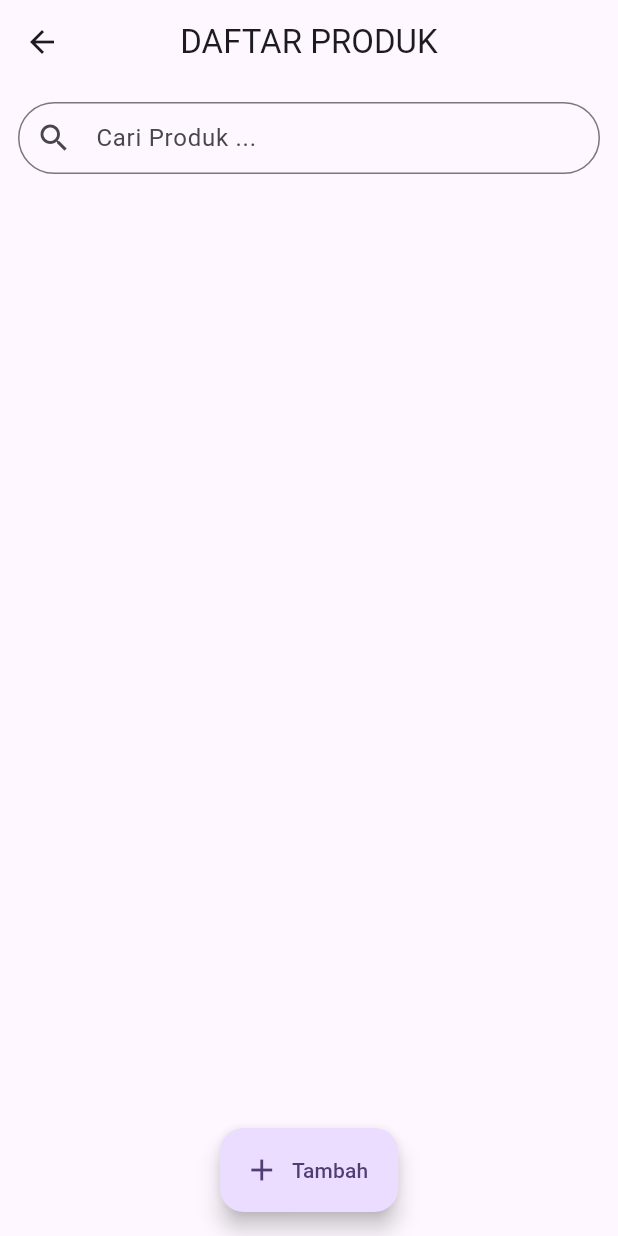
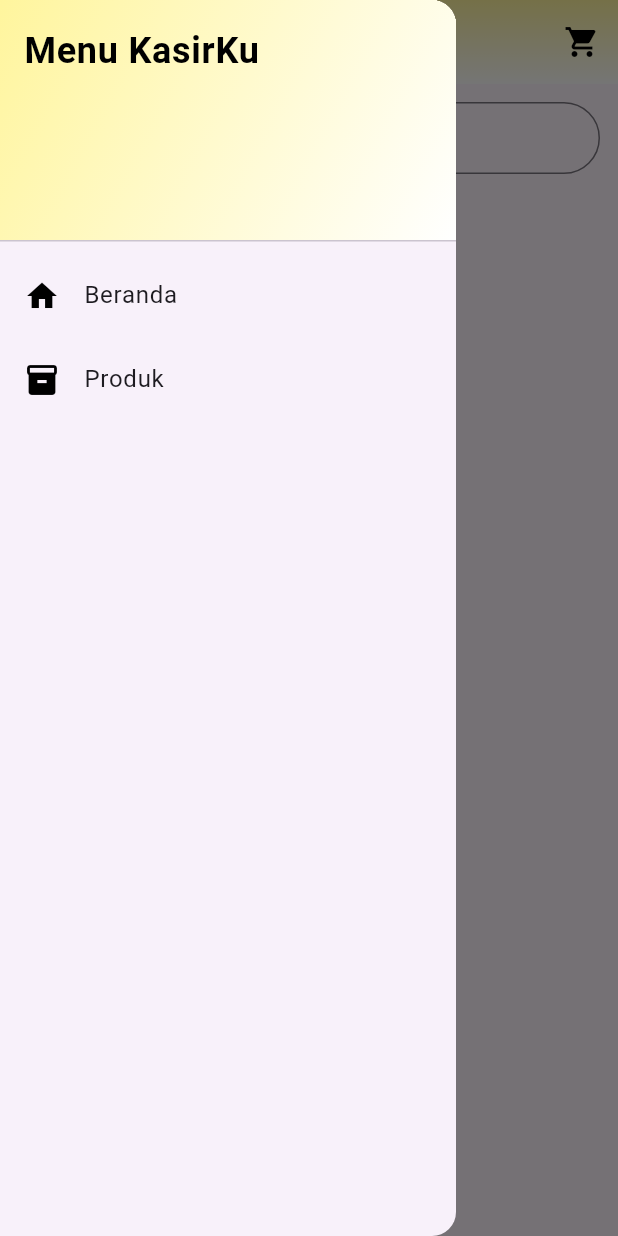
Before and after one commit to mail96/EasyKasir, a Flutter app: the ProductPage screen opened directly, with the side drawer open (before the commit the screen has no drawer), on a phone screen of 412 x 824 dp. Run offline on Flutter 3.47's test engine with Material 3 defaults, Android fonts, the phone set to English and light mode, and no system bars; our stand-ins replace image_picker.

Commit message:
merapihkan alur login, home_page, product_page. dan beberapa fungsi

```diff
--- a/easy_kasir/lib/login_page.dart
+++ b/easy_kasir/lib/login_page.dart
@@ -1,5 +1,5 @@
 import 'package:flutter/material.dart';
-import 'package:easy_kasir/management_product.dart';
+import 'package:easy_kasir/home_page.dart';
 
 void main() {
   runApp(MyApp());
@@ -50,7 +50,7 @@ class _LoginPageState extends State<LoginPage> {
       Future.delayed(Duration(seconds: 1), () {
         Navigator.pushReplacement(
           context,
-          MaterialPageRoute(builder: (context) => ProductPage()),
+          MaterialPageRoute(builder: (context) => HomePage()), //ProductPage()),
         );
       });
     } else {
--- a/easy_kasir/lib/main.dart
+++ b/easy_kasir/lib/main.dart
@@ -1,3 +1,4 @@
+import 'package:easy_kasir/home_page.dart';
 import 'package:easy_kasir/login_page.dart';
 import 'package:flutter/material.dart';
 
@@ -31,7 +32,7 @@ class MyApp extends StatelessWidget {
         // tested with just a hot reload.
         colorScheme: ColorScheme.fromSeed(seedColor: Colors.deepPurple),
       ),
-      home: const LoginPage(),
+      home: const HomePage(),
     );
   }
 }
--- a/easy_kasir/lib/management_product.dart
+++ b/easy_kasir/lib/product_page.dart
@@ -2,20 +2,8 @@ import 'dart:io';
 import 'package:flutter/material.dart';
 import 'package:image_picker/image_picker.dart';
 import 'package:intl/intl.dart';
-
-void main() => runApp(MyApp());
-
-class MyApp extends StatelessWidget {
-  @override
-  Widget build(BuildContext context) {
-    return MaterialApp(
-      title: 'Manajemen Produk',
-      debugShowCheckedModeBanner: false,
-      theme: ThemeData(primarySwatch: Colors.blue),
-      home: ProductPage(),
-    );
-  }
-}
+import 'widgets/custom_appbar.dart';
+import 'widgets/custom_drawer.dart';
 
 class Product {
   String name;
@@ -37,6 +25,7 @@ class ProductPage extends StatefulWidget {
 }
 
 class _ProductPageState extends State<ProductPage> {
+  final GlobalKey<ScaffoldState> _scaffoldKey = GlobalKey<ScaffoldState>();
   List<Product> products = [];
 
   void _navigateToAddPage() async {
@@ -85,11 +74,17 @@ class _ProductPageState extends State<ProductPage> {
   @override
   Widget build(BuildContext context) {
     return Scaffold(
-      appBar: AppBar(
-        title: Text('DAFTAR PRODUK'),
-        centerTitle: true,
-        leading: IconButton(icon: Icon(Icons.arrow_back), onPressed: () {}),
+      key: _scaffoldKey,
+      appBar: CustomAppBar(
+        onDrawerPressed: () {
+          _scaffoldKey.currentState?.openDrawer();
+        },
+        onCartPressed: () {
+          // Aksi untuk keranjang di halaman ini (jika ada)
+        },
+        title: 'Daftar Produk',
       ),
+      drawer: const CustomDrawer(),
       body: Column(
         children: [
           Padding(
@@ -109,11 +104,11 @@ class _ProductPageState extends State<ProductPage> {
             child: GridView.builder(
               padding: const EdgeInsets.symmetric(horizontal: 10),
               itemCount: products.length,
-              gridDelegate: SliverGridDelegateWithFixedCrossAxisCount(
-                crossAxisCount: 2, // Changed from 3 to 2 to prevent overflow
+              gridDelegate: const SliverGridDelegateWithFixedCrossAxisCount(
+                crossAxisCount: 2,
                 mainAxisSpacing: 10,
                 crossAxisSpacing: 10,
-                childAspectRatio: 0.8, // Adjusted aspect ratio
+                childAspectRatio: 0.8,
               ),
               itemBuilder: (context, index) {
                 final product = products[index];
@@ -127,9 +122,9 @@ class _ProductPageState extends State<ProductPage> {
                     children: [
                       Expanded(
                         child: product.image == null
-                            ? Center(child: Icon(Icons.image, size: 60))
+                            ? const Center(child: Icon(Icons.image, size: 60))
                             : ClipRRect(
-                                borderRadius: BorderRadius.vertical(
+                                borderRadius: const BorderRadius.vertical(
                                   top: Radius.circular(8),
                                 ),
                                 child: Image.file(
@@ -149,13 +144,13 @@ class _ProductPageState extends State<ProductPage> {
                           children: [
                             Text(
                               product.name,
-                              style: TextStyle(fontSize: 12),
+                              style: const TextStyle(fontSize: 12),
                               maxLines: 1,
                               overflow: TextOverflow.ellipsis,
                             ),
                             Text(
                               formatRupiah(product.price),
-                              style: TextStyle(
+                              style: const TextStyle(
                                 fontSize: 11,
                                 color: Colors.black54,
                               ),
@@ -169,20 +164,20 @@ class _ProductPageState extends State<ProductPage> {
                           mainAxisAlignment: MainAxisAlignment.spaceBetween,
                           children: [
                             IconButton(
-                              icon: Icon(Icons.edit, size: 18),
+                              icon: const Icon(Icons.edit, size: 18),
                               onPressed: () => _navigateToEditPage(index),
                               padding: EdgeInsets.zero,
-                              constraints: BoxConstraints(),
+                              constraints: const BoxConstraints(),
                             ),
                             Text(
                               '<${product.quantity}>',
-                              style: TextStyle(fontSize: 12),
+                              style: const TextStyle(fontSize: 12),
                             ),
                             IconButton(
-                              icon: Icon(Icons.delete, size: 18),
+                              icon: const Icon(Icons.delete, size: 18),
                               onPressed: () => _deleteProduct(index),
                               padding: EdgeInsets.zero,
-                              constraints: BoxConstraints(),
+                              constraints: const BoxConstraints(),
                             ),
                           ],
                         ),
@@ -197,8 +192,8 @@ class _ProductPageState extends State<ProductPage> {
       ),
       floatingActionButton: FloatingActionButton.extended(
         onPressed: _navigateToAddPage,
-        icon: Icon(Icons.add),
-        label: Text("Tambah"),
+        icon: const Icon(Icons.add),
+        label: const Text("Tambah"),
       ),
       floatingActionButtonLocation: FloatingActionButtonLocation.centerFloat,
     );
@@ -209,7 +204,7 @@ class AddEditProductPage extends StatefulWidget {
   final Product? product;
   final bool isEditing;
 
-  AddEditProductPage({this.product, this.isEditing = false});
+  const AddEditProductPage({super.key, this.product, this.isEditing = false});
 
   @override
   _AddEditProductPageState createState() => _AddEditProductPageState();
@@ -265,7 +260,7 @@ class _AddEditProductPageState extends State<AddEditProductPage> {
         title: Text(widget.isEditing ? 'EDIT PRODUK' : 'TAMBAH PRODUK BARU'),
         centerTitle: true,
         leading: IconButton(
-          icon: Icon(Icons.arrow_back),
+          icon: const Icon(Icons.arrow_back),
           onPressed: () => Navigator.pop(context),
         ),
       ),
@@ -277,17 +272,17 @@ class _AddEditProductPageState extends State<AddEditProductPage> {
             children: [
               TextFormField(
                 controller: _nameController,
-                decoration: InputDecoration(labelText: 'Nama Produk'),
+                decoration: const InputDecoration(labelText: 'Nama Produk'),
                 validator: (v) => v == null || v.isEmpty ? 'Wajib diisi' : null,
               ),
-              SizedBox(height: 16),
+              const SizedBox(height: 16),
               TextFormField(
                 controller: _priceController,
                 keyboardType: TextInputType.number,
-                decoration: InputDecoration(labelText: 'Harga Produk'),
+                decoration: const InputDecoration(labelText: 'Harga Produk'),
                 validator: (v) => v == null || v.isEmpty ? 'Wajib diisi' : null,
               ),
-              SizedBox(height: 16),
+              const SizedBox(height: 16),
               GestureDetector(
                 onTap: _pickImage,
                 child: Container(
@@ -297,40 +292,40 @@ class _AddEditProductPageState extends State<AddEditProductPage> {
                     borderRadius: BorderRadius.circular(8),
                   ),
                   child: _selectedImage == null
-                      ? Center(child: Icon(Icons.image, size: 40))
+                      ? const Center(child: Icon(Icons.image, size: 40))
                       : Image.file(_selectedImage!, fit: BoxFit.cover),
                 ),
               ),
-              SizedBox(height: 16),
+              const SizedBox(height: 16),
               Row(
                 mainAxisAlignment: MainAxisAlignment.center,
                 children: [
-                  Text('Jumlah Produk:'),
+                  const Text('Jumlah Produk:'),
                   IconButton(
-                    icon: Icon(Icons.remove),
+                    icon: const Icon(Icons.remove),
                     onPressed: () => setState(() {
                       if (_quantity > 1) _quantity--;
                     }),
                   ),
                   Text(_quantity.toString()),
                   IconButton(
-                    icon: Icon(Icons.add),
+                    icon: const Icon(Icons.add),
                     onPressed: () => setState(() {
                       _quantity++;
                     }),
                   ),
                 ],
               ),
-              SizedBox(height: 24),
+              const SizedBox(height: 24),
               ElevatedButton(
                 onPressed: _saveProduct,
-                child: Text('Simpan'),
                 style: ElevatedButton.styleFrom(
-                  padding: EdgeInsets.all(16),
+                  padding: const EdgeInsets.all(16),
                   shape: RoundedRectangleBorder(
                     borderRadius: BorderRadius.circular(8),
                   ),
                 ),
+                child: const Text('Simpan'),
               ),
             ],
           ),
--- /dev/null
+++ b/easy_kasir/lib/widgets/custom_appbar.dart
@@ -0,0 +1,53 @@
+import 'package:flutter/material.dart';
+
+class CustomAppBar extends StatelessWidget implements PreferredSizeWidget {
+  final VoidCallback onDrawerPressed;
+  final VoidCallback onCartPressed;
+  final String title;
+
+  const CustomAppBar({
+    Key? key,
+    required this.onDrawerPressed,
+    required this.onCartPressed,
+    required this.title,
+  }) : super(key: key);
+
+  @override
+  Size get preferredSize => const Size.fromHeight(kToolbarHeight);
+
+  @override
+  Widget build(BuildContext context) {
+    return Container(
+      decoration: BoxDecoration(
+        gradient: LinearGradient(
+          begin: Alignment.topCenter,
+          end: Alignment.bottomCenter,
+          colors: [Colors.yellow.shade200, Colors.white],
+        ),
+      ),
+      child: AppBar(
+        backgroundColor: Colors.transparent,
+        elevation: 0,
+        centerTitle: true,
+        title: Text(
+          title,
+          style: const TextStyle(
+            color: Colors.black,
+            fontWeight: FontWeight.bold,
+            fontSize: 24,
+          ),
+        ),
+        leading: IconButton(
+          icon: const Icon(Icons.menu, color: Colors.black),
+          onPressed: onDrawerPressed,
+        ),
+        actions: [
+          IconButton(
+            icon: const Icon(Icons.shopping_cart, color: Colors.black),
+            onPressed: onCartPressed,
+          ),
+        ],
+      ),
+    );
+  }
+}
--- /dev/null
+++ b/easy_kasir/lib/widgets/custom_drawer.dart
@@ -0,0 +1,69 @@
+// lib/widgets/custom_drawer.dart
+
+import 'package:easy_kasir/home_page.dart';
+import 'package:easy_kasir/product_page.dart';
+import 'package:flutter/material.dart';
+
+class CustomDrawer extends StatelessWidget {
+  const CustomDrawer({Key? key}) : super(key: key);
+
+  @override
+  Widget build(BuildContext context) {
+    return Drawer(
+      child: ListView(
+        // Penting: Hilangkan padding di bagian atas ListView
+        padding: EdgeInsets.zero,
+        children: <Widget>[
+          // Header Drawer dengan gradasi
+          DrawerHeader(
+            decoration: BoxDecoration(
+              gradient: LinearGradient(
+                begin: Alignment.topLeft,
+                end: Alignment.bottomRight,
+                colors: [
+                  Colors.yellow.shade200, // Kuning muda
+                  Colors.white, // Putih
+                ],
+              ),
+            ),
+            child: const Text(
+              'Menu KasirKu',
+              style: TextStyle(
+                color: Colors.black,
+                fontSize: 24,
+                fontWeight: FontWeight.bold,
+              ),
+            ),
+          ),
+          // Opsi untuk "Beranda"
+          ListTile(
+            leading: const Icon(Icons.home, color: Colors.black),
+            title: const Text('Beranda'),
+            onTap: () {
+              // Aksi saat "Beranda" diklik
+              // Hanya perlu menutup drawer, karena sudah berada di halaman beranda.
+              Navigator.pop(context);
+              Navigator.push(
+                context,
+                MaterialPageRoute(builder: (context) => HomePage()),
+              );
+            },
+          ),
+          // Opsi untuk "Produk"
+          ListTile(
+            leading: const Icon(Icons.inventory, color: Colors.black),
+            title: const Text('Produk'),
+            onTap: () {
+              Navigator.pop(context);
+              Navigator.push(
+                context,
+                MaterialPageRoute(builder: (context) => ProductPage()),
+              );
+            },
+          ),
+          // Tambahkan ListTile lain di sini jika dibutuhkan
+        ],
+      ),
+    );
+  }
+}
```
Also changed, not shown: easy_kasir/lib/home_page.dart (+501 -0 lines).
